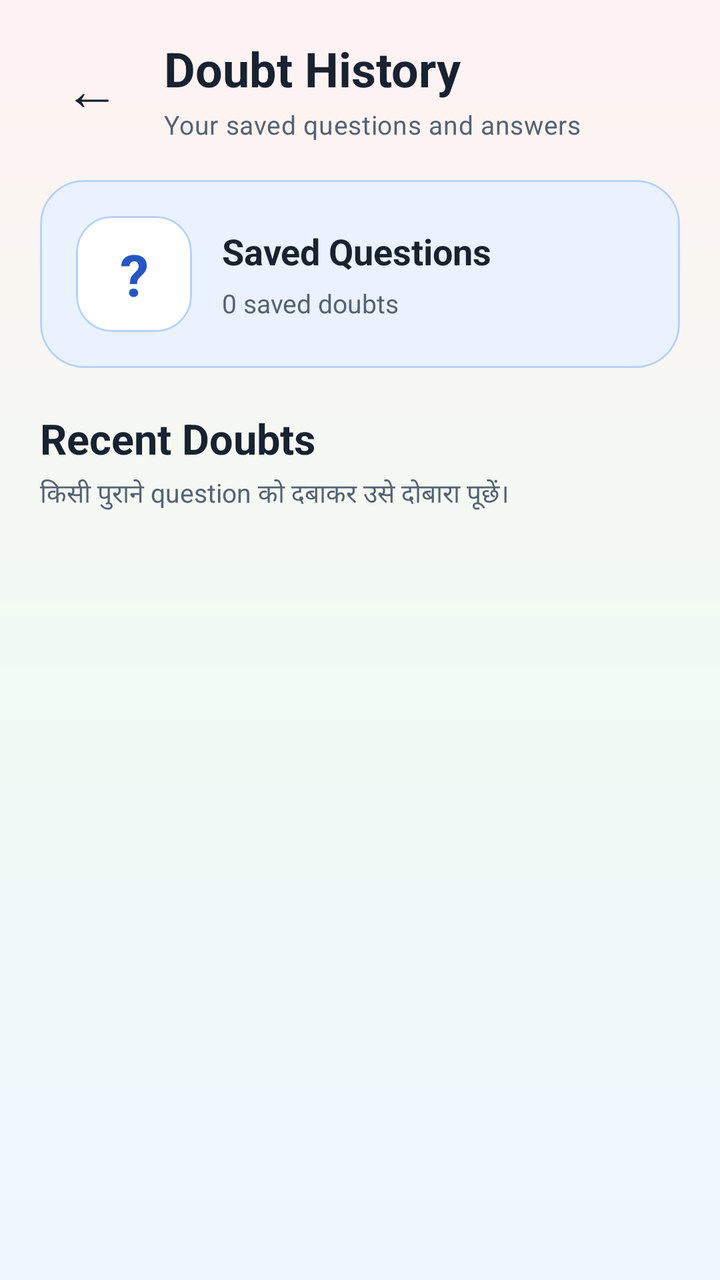
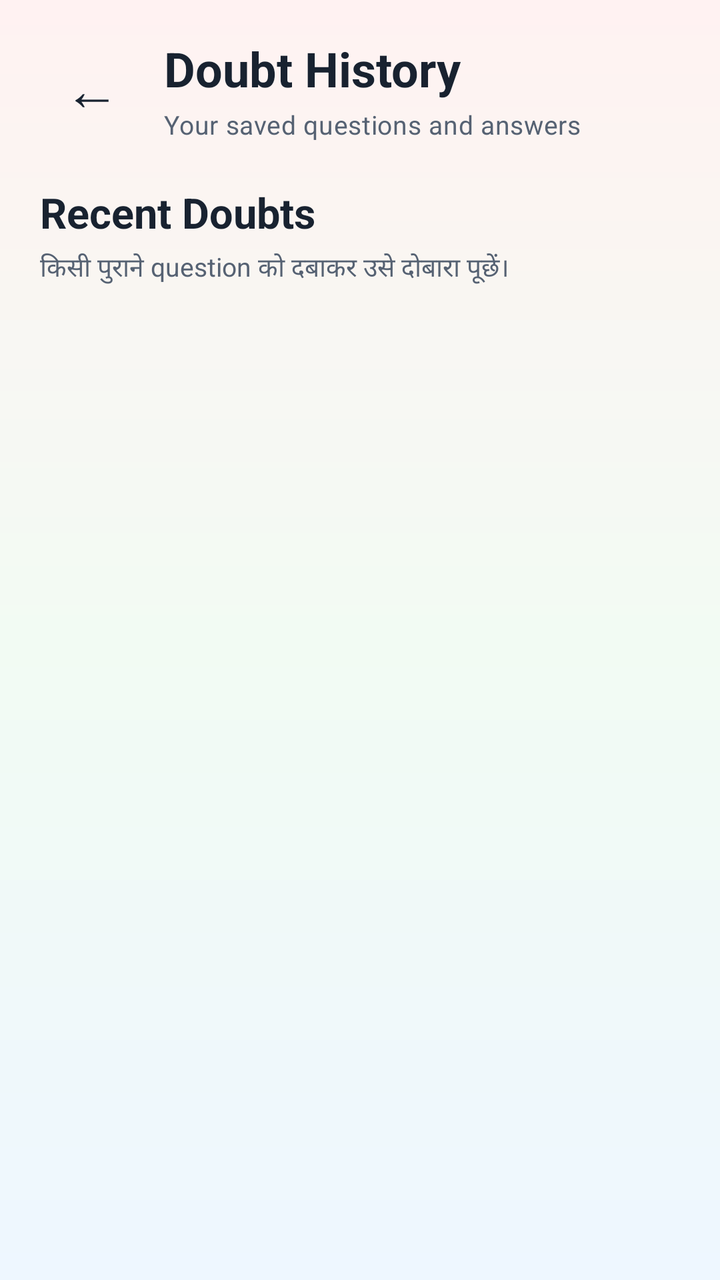

Two renders of the same Android screen: before a commit and after it. Below are the layout's source before the change and the commit's diff.
<!-- AndroidManifest.xml: application theme Theme.StudySaathi -->
<!-- res/layout/activity_doubt_history.xml -->
<?xml version="1.0" encoding="utf-8"?>
<androidx.coordinatorlayout.widget.CoordinatorLayout xmlns:android="http://schemas.android.com/apk/res/android"
    xmlns:app="http://schemas.android.com/apk/res-auto"
    android:id="@+id/doubtHistoryRoot"
    android:layout_width="match_parent"
    android:layout_height="match_parent"
    android:background="@drawable/bg_app_soft_mix">

    <LinearLayout
        android:id="@+id/contentDoubtHistory"
        android:layout_width="match_parent"
        android:layout_height="match_parent"
        android:orientation="vertical"
        android:paddingStart="20dp"
        android:paddingTop="18dp"
        android:paddingEnd="20dp"
        android:paddingBottom="18dp">

        
        <LinearLayout
            android:layout_width="match_parent"
            android:layout_height="wrap_content"
            android:gravity="center_vertical"
            android:orientation="horizontal">

            <com.google.android.material.button.MaterialButton
                android:id="@+id/buttonBack"
                style="@style/Widget.Material3.Button.TextButton"
                android:layout_width="52dp"
                android:layout_height="52dp"
                android:contentDescription="@string/back"
                android:insetLeft="0dp"
                android:insetTop="0dp"
                android:insetRight="0dp"
                android:insetBottom="0dp"
                android:minWidth="0dp"
                android:text="←"
                android:textColor="@color/ss_text_primary"
                android:textSize="28sp"
                app:cornerRadius="16dp" />

            <LinearLayout
                android:layout_width="0dp"
                android:layout_height="wrap_content"
                android:layout_marginStart="10dp"
                android:layout_weight="1"
                android:orientation="vertical">

                <TextView
                    style="@style/TextAppearance.StudySaathi.Heading"
                    android:layout_width="match_parent"
                    android:layout_height="wrap_content"
                    android:text="@string/doubt_history_title"
                    android:textSize="24sp" />

                <TextView
                    android:id="@+id/textHistoryStudent"
                    style="@style/TextAppearance.StudySaathi.Body"
                    android:layout_width="match_parent"
                    android:layout_height="wrap_content"
                    android:layout_marginTop="3dp"
                    android:text="@string/doubt_history_subtitle"
                    android:textSize="13sp" />

            </LinearLayout>

            <com.google.android.material.button.MaterialButton
                android:id="@+id/buttonClearHistory"
                style="@style/Widget.StudySaathi.Button.Outlined"
                android:layout_width="wrap_content"
                android:layout_height="44dp"
                android:layout_marginStart="8dp"
                android:minWidth="0dp"
                android:paddingStart="12dp"
                android:paddingEnd="12dp"
                android:text="@string/clear_doubt_history"
                android:textAllCaps="false"
                android:textColor="@color/ss_error"
                android:textSize="12sp"
                android:visibility="gone"
                app:backgroundTint="@color/ss_red_soft"
                app:strokeColor="@color/ss_red_border" />

        </LinearLayout>

        
        <com.google.android.material.card.MaterialCardView
            android:layout_width="match_parent"
            android:layout_height="wrap_content"
            android:layout_marginTop="19dp"
            app:cardBackgroundColor="@color/ss_blue_soft"
            app:cardCornerRadius="22dp"
            app:cardElevation="0dp"
            app:strokeColor="@color/ss_blue_border"
            app:strokeWidth="1dp">

            <LinearLayout
                android:layout_width="match_parent"
                android:layout_height="wrap_content"
                android:gravity="center_vertical"
                android:orientation="horizontal"
                android:padding="18dp">

                <com.google.android.material.card.MaterialCardView
                    android:layout_width="58dp"
                    android:layout_height="58dp"
                    app:cardBackgroundColor="@color/ss_surface"
                    app:cardCornerRadius="18dp"
                    app:cardElevation="0dp"
                    app:strokeColor="@color/ss_blue_border"
                    app:strokeWidth="1dp">

                    <TextView
                        android:layout_width="match_parent"
                        android:layout_height="match_parent"
                        android:fontFamily="sans-serif-rounded"
                        android:gravity="center"
                        android:text="?"
                        android:textColor="@color/ss_primary"
                        android:textSize="29sp"
                        android:textStyle="bold" />

                </com.google.android.material.card.MaterialCardView>

                <LinearLayout
                    android:layout_width="0dp"
                    android:layout_height="wrap_content"
                    android:layout_marginStart="15dp"
                    android:layout_weight="1"
                    android:orientation="vertical">

                    <TextView
                        android:layout_width="match_parent"
                        android:layout_height="wrap_content"
                        android:fontFamily="sans-serif-rounded"
                        android:text="@string/saved_questions"
                        android:textColor="@color/ss_text_primary"
                        android:textSize="18sp"
                        android:textStyle="bold" />

                    <TextView
                        android:id="@+id/textHistoryCount"
                        android:layout_width="match_parent"
                        android:layout_height="wrap_content"
                        android:layout_marginTop="5dp"
                        android:fontFamily="sans-serif"
                        android:text="@string/no_saved_doubts_count"
                        android:textColor="@color/ss_text_secondary"
                        android:textSize="13sp" />

                </LinearLayout>

            </LinearLayout>

        </com.google.android.material.card.MaterialCardView>

        
        <com.google.android.material.card.MaterialCardView
            android:id="@+id/cardHistoryFilters"
            android:layout_width="match_parent"
            android:layout_height="wrap_content"
            android:layout_marginTop="15dp"
            android:visibility="gone"
            app:cardBackgroundColor="@color/ss_surface"
            app:cardCornerRadius="20dp"
            app:cardElevation="0dp"
            app:strokeColor="@color/ss_outline"
            app:strokeWidth="1dp">

            <LinearLayout
                android:layout_width="match_parent"
                android:layout_height="wrap_content"
                android:orientation="vertical"
                android:padding="16dp">

                <TextView
                    android:layout_width="match_parent"
                    android:layout_height="wrap_content"
                    android:fontFamily="sans-serif-rounded"
                    android:text="@string/search_saved_questions"
                    android:textColor="@color/ss_text_primary"
                    android:textSize="17sp"
                    android:textStyle="bold" />

                <com.google.android.material.textfield.TextInputLayout
                    style="@style/Widget.Material3.TextInputLayout.OutlinedBox"
                    android:layout_width="match_parent"
                    android:layout_height="wrap_content"
                    android:layout_marginTop="12dp"
                    android:hint="@string/search_doubt_hint"
                    app:boxBackgroundColor="@color/ss_surface"
                    app:boxCornerRadiusBottomEnd="16dp"
                    app:boxCornerRadiusBottomStart="16dp"
                    app:boxCornerRadiusTopEnd="16dp"
                    app:boxCornerRadiusTopStart="16dp"
                    app:boxStrokeColor="@color/ss_primary"
                    app:startIconDrawable="@android:drawable/ic_menu_search"
                    app:startIconTint="@color/ss_primary">

                    <com.google.android.material.textfield.TextInputEditText
                        android:id="@+id/editSearchHistory"
                        android:layout_width="match_parent"
                        android:layout_height="wrap_content"
                        android:fontFamily="sans-serif"
                        android:imeOptions="actionSearch"
                        android:inputType="text"
                        android:maxLines="1"
                        android:textColor="@color/ss_text_primary"
                        android:textSize="14sp" />

                </com.google.android.material.textfield.TextInputLayout>

                <com.google.android.material.textfield.TextInputLayout
                    style="@style/Widget.Material3.TextInputLayout.OutlinedBox.ExposedDropdownMenu"
                    android:layout_width="match_parent"
                    android:layout_height="wrap_content"
                    android:layout_marginTop="11dp"
                    android:hint="@string/filter_by_subject"
                    app:boxBackgroundColor="@color/ss_surface"
                    app:boxCornerRadiusBottomEnd="16dp"
                    app:boxCornerRadiusBottomStart="16dp"
                    app:boxCornerRadiusTopEnd="16dp"
                    app:boxCornerRadiusTopStart="16dp"
                    app:boxStrokeColor="@color/ss_primary">

                    <com.google.android.material.textfield.MaterialAutoCompleteTextView
                        android:id="@+id/dropdownHistorySubject"
                        android:layout_width="match_parent"
                        android:layout_height="wrap_content"
                        android:fontFamily="sans-serif"
                        android:inputType="none"
                        android:textColor="@color/ss_text_primary"
                        android:textSize="14sp" />

                </com.google.android.material.textfield.TextInputLayout>

                <LinearLayout
                    android:layout_width="match_parent"
                    android:layout_height="wrap_content"
                    android:layout_marginTop="11dp"
                    android:gravity="center_vertical"
                    android:orientation="horizontal">

                    <TextView
                        android:id="@+id/textFilterResultCount"
                        android:layout_width="0dp"
                        android:layout_height="wrap_content"
                        android:layout_weight="1"
                        android:fontFamily="sans-serif"
                        android:text="@string/no_saved_doubts_count"
                        android:textColor="@color/ss_text_secondary"
                        android:textSize="12sp" />

                    <com.google.android.material.button.MaterialButton
                        android:id="@+id/buttonClearFilters"
                        style="@style/Widget.Material3.Button.TextButton"
                        android:layout_width="wrap_content"
                        android:layout_height="42dp"
                        android:minWidth="0dp"
                        android:text="@string/clear_doubt_filters"
                        android:textAllCaps="false"
                        android:textColor="@color/ss_primary"
                        android:textSize="12sp" />

                </LinearLayout>

            </LinearLayout>

        </com.google.android.material.card.MaterialCardView>

        <TextView
            android:layout_width="match_parent"
            android:layout_height="wrap_content"
            android:layout_marginTop="21dp"
            android:fontFamily="sans-serif-rounded"
            android:text="@string/recent_doubts"
            android:textColor="@color/ss_text_primary"
            android:textSize="21sp"
            android:textStyle="bold" />

        <TextView
            android:layout_width="match_parent"
            android:layout_height="wrap_content"
            android:layout_marginTop="4dp"
            android:fontFamily="sans-serif"
            android:text="@string/recent_doubts_description"
            android:textColor="@color/ss_text_secondary"
            android:textSize="13sp" />

        <FrameLayout
            android:layout_width="match_parent"
            android:layout_height="0dp"
            android:layout_marginTop="14dp"
            android:layout_weight="1">

            <androidx.recyclerview.widget.RecyclerView
                android:id="@+id/recyclerDoubtHistory"
                android:layout_width="match_parent"
                android:layout_height="match_parent"
                android:clipToPadding="false"
                android:overScrollMode="never"
                android:paddingBottom="14dp" />

            <com.google.android.material.card.MaterialCardView
                android:id="@+id/cardEmptyDoubtHistory"
                android:layout_width="match_parent"
                android:layout_height="wrap_content"
                android:layout_gravity="center"
                android:visibility="gone"
                app:cardBackgroundColor="@color/ss_surface"
                app:cardCornerRadius="22dp"
                app:cardElevation="0dp"
                app:strokeColor="@color/ss_outline"
                app:strokeWidth="1dp">

                <LinearLayout
                    android:layout_width="match_parent"
                    android:layout_height="wrap_content"
                    android:gravity="center"
                    android:orientation="vertical"
                    android:padding="25dp">

                    <TextView
                        android:layout_width="66dp"
                        android:layout_height="66dp"
                        android:fontFamily="sans-serif-rounded"
                        android:gravity="center"
                        android:text="?"
                        android:textColor="@color/ss_primary"
                        android:textSize="34sp"
                        android:textStyle="bold" />

                    <TextView
                        android:id="@+id/textEmptyHistoryTitle"
                        android:layout_width="match_parent"
                        android:layout_height="wrap_content"
                        android:layout_marginTop="8dp"
                        android:fontFamily="sans-serif-rounded"
                        android:gravity="center"
                        android:text="@string/no_doubt_history"
                        android:textColor="@color/ss_text_primary"
                        android:textSize="18sp"
                        android:textStyle="bold" />

                    <TextView
                        android:id="@+id/textEmptyHistoryDescription"
                        android:layout_width="match_parent"
                        android:layout_height="wrap_content"
                        android:layout_marginTop="6dp"
                        android:fontFamily="sans-serif"
                        android:gravity="center"
                        android:lineSpacingExtra="2dp"
                        android:text="@string/no_doubt_history_description"
                        android:textColor="@color/ss_text_secondary"
                        android:textSize="14sp" />

                    <com.google.android.material.button.MaterialButton
                        android:id="@+id/buttonStartAsking"
                        style="@style/Widget.StudySaathi.Button.Primary"
                        android:layout_width="match_parent"
                        android:layout_height="wrap_content"
                        android:layout_marginTop="18dp"
                        android:text="@string/start_asking_questions"
                        android:textAllCaps="false"
                        android:textSize="15sp" />

                </LinearLayout>

            </com.google.android.material.card.MaterialCardView>

        </FrameLayout>

    </LinearLayout>

    <com.google.android.material.progressindicator.CircularProgressIndicator
        android:id="@+id/progressDoubtHistory"
        android:layout_width="48dp"
        android:layout_height="48dp"
        android:layout_gravity="center"
        android:visibility="gone"
        app:indicatorColor="@color/ss_primary"
        app:indicatorSize="48dp"
        app:trackColor="@color/ss_blue_soft"
        app:trackThickness="5dp" />

</androidx.coordinatorlayout.widget.CoordinatorLayout>
<!-- resources referenced by this layout -->
<resources>
  <color name="ss_blue_border">#B8D1FA</color>
  <color name="ss_blue_soft">#EAF2FF</color>
  <color name="ss_error">#BA1A1A</color>
  <color name="ss_outline">#D6DEE9</color>
  <color name="ss_primary">#2457C5</color>
  <color name="ss_red_border">#E9BDBD</color>
  <color name="ss_red_soft">#FFF0F0</color>
  <color name="ss_surface">#FFFFFF</color>
  <color name="ss_text_primary">#182230</color>
  <color name="ss_text_secondary">#566273</color>
  <!-- drawable bg_app_soft_mix (drawable) -->
  <?xml version="1.0" encoding="utf-8"?>
  <shape xmlns:android="http://schemas.android.com/apk/res/android"
      android:shape="rectangle">
  
      <gradient
          android:angle="270"
          android:centerColor="#F2FBF3"
          android:endColor="#EEF7FF"
          android:startColor="#FFF2F2"
          android:type="linear" />
  
  </shape>
  <string name="back">Back</string>
  <string name="clear_doubt_filters">
          Clear Filters
      </string>
  <string name="clear_doubt_history">
          Clear All
      </string>
  <string name="doubt_history_subtitle">
          Your saved questions and answers
      </string>
  <string name="doubt_history_title">
          Doubt History
      </string>
  <string name="filter_by_subject">
          Filter by Subject
      </string>
  <string name="no_doubt_history">
          No saved questions yet
      </string>
  <string name="no_doubt_history_description">
          Ask Study Saathi में कोई प्रश्न पूछने के बाद उसका answer यहाँ सुरक्षित दिखाई देगा।
      </string>
  <string name="no_saved_doubts_count">
          0 saved doubts
      </string>
  <string name="recent_doubts">
          Recent Doubts
      </string>
  <string name="recent_doubts_description">
          किसी पुराने question को दबाकर उसे दोबारा पूछें।
      </string>
  <string name="saved_questions">
          Saved Questions
      </string>
  <string name="search_doubt_hint">
          Search question, answer or chapter
      </string>
  <string name="search_saved_questions">
          Search Saved Questions
      </string>
  <string name="start_asking_questions">
          Ask a Question
      </string>
  <style name="TextAppearance.StudySaathi.Body" parent="TextAppearance.Material3.BodyMedium">
          <item name="android:fontFamily">sans-serif</item>
          <item name="fontFamily">sans-serif</item>
          <item name="android:textColor">@color/ss_text_secondary</item>
      </style>
  <style name="TextAppearance.StudySaathi.Heading" parent="TextAppearance.Material3.HeadlineSmall">
          <item name="android:fontFamily">sans-serif-rounded</item>
          <item name="fontFamily">sans-serif-rounded</item>
          <item name="android:textStyle">bold</item>
          <item name="android:textColor">@color/ss_text_primary</item>
      </style>
  <style name="Widget.StudySaathi.Button.Primary" parent="Widget.Material3.Button">
          <item name="cornerRadius">18dp</item>
          <item name="android:minHeight">56dp</item>
          <item name="android:textStyle">bold</item>
          <item name="backgroundTint">@color/ss_primary</item>
          <item name="android:textColor">@color/ss_on_primary</item>
      </style>
  <color name="ss_outline_strong">#B9C5D5</color>
  <color name="ss_on_primary">#FFFFFF</color>
  <color name="ss_primary_dark">#173F99</color>
  <color name="ss_secondary">#087F8C</color>
  <color name="ss_on_secondary">#FFFFFF</color>
  <color name="ss_teal_soft">#EAF8F8</color>
  <color name="ss_tertiary">#8A5A00</color>
  <color name="ss_on_tertiary">#FFFFFF</color>
  <color name="ss_yellow_soft">#FFF8E8</color>
  <color name="ss_background">#F7F9FC</color>
  <color name="ss_surface_soft">#F0F4FA</color>
  <color name="white">#FFFFFFFF</color>
  <!-- unchanged entries left out for length: 2 -->
</resources>

<!-- the commit's change to res/layout/activity_doubt_history.xml (unified diff, before → after) -->
@@ -85,93 +85,21 @@
 
         
         <com.google.android.material.card.MaterialCardView
+            android:id="@+id/cardHistoryFilters"
             android:layout_width="match_parent"
             android:layout_height="wrap_content"
             android:layout_marginTop="19dp"
-            app:cardBackgroundColor="@color/ss_blue_soft"
-            app:cardCornerRadius="22dp"
+            android:visibility="gone"
+            app:cardBackgroundColor="@android:color/transparent"
+            app:cardCornerRadius="0dp"
             app:cardElevation="0dp"
-            app:strokeColor="@color/ss_blue_border"
-            app:strokeWidth="1dp">
+            app:strokeWidth="0dp">
 
             <LinearLayout
                 android:layout_width="match_parent"
                 android:layout_height="wrap_content"
-                android:gravity="center_vertical"
-                android:orientation="horizontal"
-                android:padding="18dp">
-
-                <com.google.android.material.card.MaterialCardView
-                    android:layout_width="58dp"
-                    android:layout_height="58dp"
-                    app:cardBackgroundColor="@color/ss_surface"
-                    app:cardCornerRadius="18dp"
-                    app:cardElevation="0dp"
-                    app:strokeColor="@color/ss_blue_border"
-                    app:strokeWidth="1dp">
-
-                    <TextView
-                        android:layout_width="match_parent"
-                        android:layout_height="match_parent"
-                        android:fontFamily="sans-serif-rounded"
-                        android:gravity="center"
-                        android:text="?"
-                        android:textColor="@color/ss_primary"
-                        android:textSize="29sp"
-                        android:textStyle="bold" />
-
-                </com.google.android.material.card.MaterialCardView>
-
-                <LinearLayout
-                    android:layout_width="0dp"
-                    android:layout_height="wrap_content"
-                    android:layout_marginStart="15dp"
-                    android:layout_weight="1"
-                    android:orientation="vertical">
-
-                    <TextView
-                        android:layout_width="match_parent"
-                        android:layout_height="wrap_content"
-                        android:fontFamily="sans-serif-rounded"
-                        android:text="@string/saved_questions"
-                        android:textColor="@color/ss_text_primary"
-                        android:textSize="18sp"
-                        android:textStyle="bold" />
-
-                    <TextView
-                        android:id="@+id/textHistoryCount"
-                        android:layout_width="match_parent"
-                        android:layout_height="wrap_content"
-                        android:layout_marginTop="5dp"
-                        android:fontFamily="sans-serif"
-                        android:text="@string/no_saved_doubts_count"
-                        android:textColor="@color/ss_text_secondary"
-                        android:textSize="13sp" />
-
-                </LinearLayout>
-
-            </LinearLayout>
-
-        </com.google.android.material.card.MaterialCardView>
-
-        
-        <com.google.android.material.card.MaterialCardView
-            android:id="@+id/cardHistoryFilters"
-            android:layout_width="match_parent"
-            android:layout_height="wrap_content"
-            android:layout_marginTop="15dp"
-            android:visibility="gone"
-            app:cardBackgroundColor="@color/ss_surface"
-            app:cardCornerRadius="20dp"
-            app:cardElevation="0dp"
-            app:strokeColor="@color/ss_outline"
-            app:strokeWidth="1dp">
-
-            <LinearLayout
-                android:layout_width="match_parent"
-                android:layout_height="wrap_content"
                 android:orientation="vertical"
-                android:padding="16dp">
+                android:padding="0dp">
 
                 <TextView
                     android:layout_width="match_parent"
@@ -180,13 +108,14 @@
                     android:text="@string/search_saved_questions"
                     android:textColor="@color/ss_text_primary"
                     android:textSize="17sp"
-                    android:textStyle="bold" />
+                    android:textStyle="bold"
+                    android:visibility="gone" />
 
                 <com.google.android.material.textfield.TextInputLayout
                     style="@style/Widget.Material3.TextInputLayout.OutlinedBox"
                     android:layout_width="match_parent"
                     android:layout_height="wrap_content"
-                    android:layout_marginTop="12dp"
+                    android:layout_marginTop="0dp"
                     android:hint="@string/search_doubt_hint"
                     app:boxBackgroundColor="@color/ss_surface"
                     app:boxCornerRadiusBottomEnd="16dp"
@@ -239,7 +168,8 @@
                     android:layout_height="wrap_content"
                     android:layout_marginTop="11dp"
                     android:gravity="center_vertical"
-                    android:orientation="horizontal">
+                    android:orientation="horizontal"
+                    android:visibility="gone">
 
                     <TextView
                         android:id="@+id/textFilterResultCount"
@@ -268,36 +198,51 @@
 
         </com.google.android.material.card.MaterialCardView>
 
-        <TextView
-            android:layout_width="match_parent"
-            android:layout_height="wrap_content"
-            android:layout_marginTop="21dp"
-            android:fontFamily="sans-serif-rounded"
-            android:text="@string/recent_doubts"
-            android:textColor="@color/ss_text_primary"
-            android:textSize="21sp"
-            android:textStyle="bold" />
-
-        <TextView
-            android:layout_width="match_parent"
-            android:layout_height="wrap_content"
-            android:layout_marginTop="4dp"
-            android:fontFamily="sans-serif"
-            android:text="@string/recent_doubts_description"
-            android:textColor="@color/ss_text_secondary"
-            android:textSize="13sp" />
-
-        <FrameLayout
+        <androidx.core.widget.NestedScrollView
+            android:id="@+id/doubtResultsScrollView"
             android:layout_width="match_parent"
             android:layout_height="0dp"
-            android:layout_marginTop="14dp"
-            android:layout_weight="1">
+            android:layout_weight="1"
+            android:clipToPadding="false"
+            android:fillViewport="true"
+            android:overScrollMode="never">
+
+            <LinearLayout
+                android:layout_width="match_parent"
+                android:layout_height="wrap_content"
+                android:orientation="vertical"
+                android:paddingBottom="14dp">
+
+                <TextView
+                    android:layout_width="match_parent"
+                    android:layout_height="wrap_content"
+                    android:layout_marginTop="21dp"
+                    android:fontFamily="sans-serif-rounded"
+                    android:text="@string/recent_doubts"
+                    android:textColor="@color/ss_text_primary"
+                    android:textSize="21sp"
+                    android:textStyle="bold" />
+
+                <TextView
+                    android:layout_width="match_parent"
+                    android:layout_height="wrap_content"
+                    android:layout_marginTop="4dp"
+                    android:fontFamily="sans-serif"
+                    android:text="@string/recent_doubts_description"
+                    android:textColor="@color/ss_text_secondary"
+                    android:textSize="13sp" />
+
+                <FrameLayout
+                    android:layout_width="match_parent"
+                    android:layout_height="wrap_content"
+                    android:layout_marginTop="14dp">
 
             <androidx.recyclerview.widget.RecyclerView
                 android:id="@+id/recyclerDoubtHistory"
                 android:layout_width="match_parent"
-                android:layout_height="match_parent"
+                android:layout_height="wrap_content"
                 android:clipToPadding="false"
+                android:nestedScrollingEnabled="false"
                 android:overScrollMode="never"
                 android:paddingBottom="14dp" />
 
@@ -368,7 +313,11 @@
 
             </com.google.android.material.card.MaterialCardView>
 
-        </FrameLayout>
+                </FrameLayout>
+
+            </LinearLayout>
+
+        </androidx.core.widget.NestedScrollView>
 
     </LinearLayout>
 
<!-- resource entries referenced after the edit -->
@@ -1,6 +1,5 @@
 <!-- resources referenced by this layout -->
 <resources>
-  <color name="ss_blue_border">#B8D1FA</color>
   <color name="ss_blue_soft">#EAF2FF</color>
   <color name="ss_error">#BA1A1A</color>
   <color name="ss_outline">#D6DEE9</color>
@@ -54,9 +53,6 @@
   <string name="recent_doubts_description">
           किसी पुराने question को दबाकर उसे दोबारा पूछें।
       </string>
-  <string name="saved_questions">
-          Saved Questions
-      </string>
   <string name="search_doubt_hint">
           Search question, answer or chapter
       </string>
